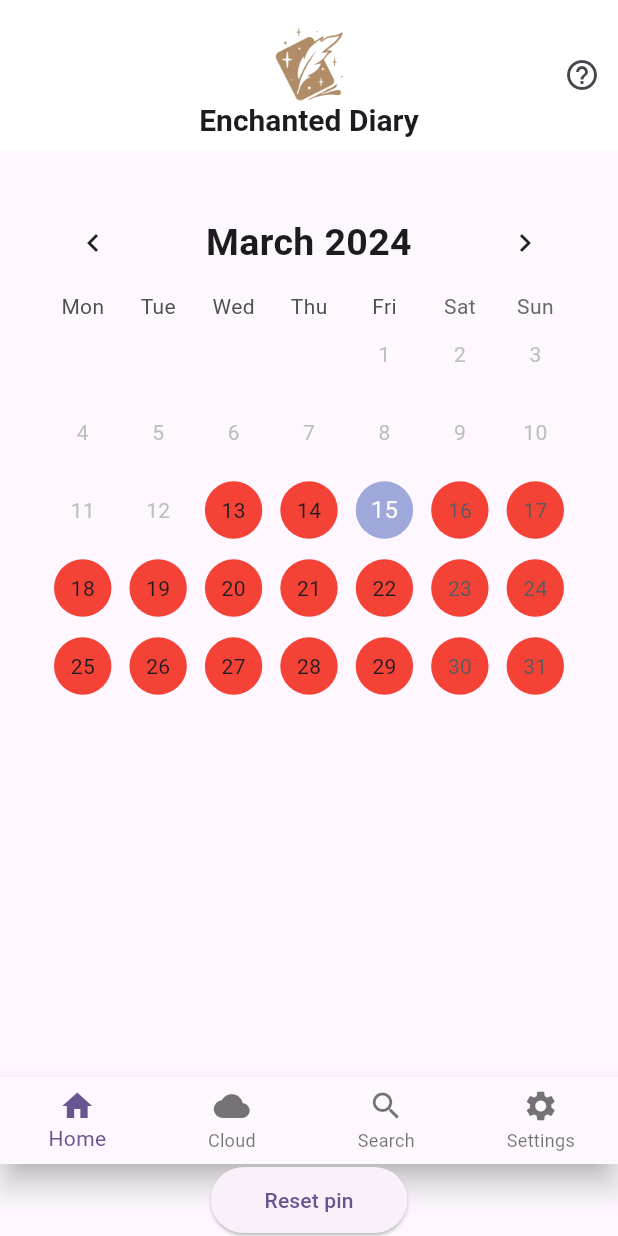
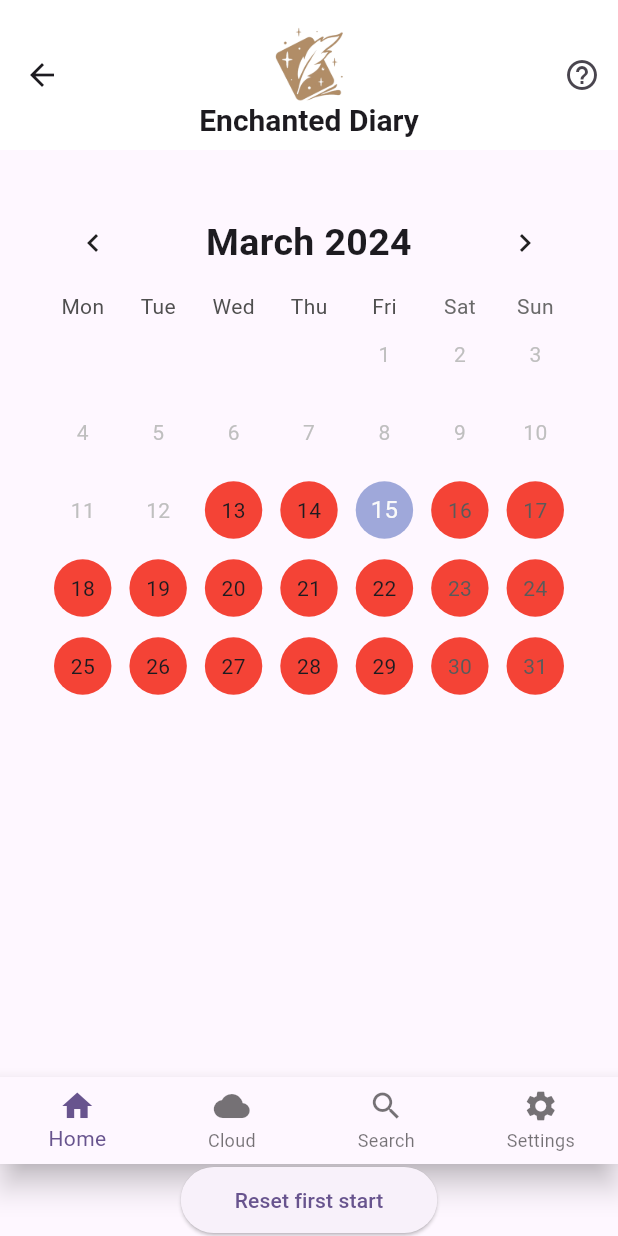
Before and after one commit to iwizy59/enchanteddiary, a Flutter app: the CalendarPage screen opened directly, on a phone screen of 412 x 824 dp. Run offline on Flutter 3.47's test engine with Material 3 defaults, Android fonts, the phone set to English and light mode, and no system bars; drawn by our look-alikes of table_calendar; our stand-ins replace dots_indicator, shared_preferences; accounts and stored records are empty; Roboto replaces fonts that are missing (Poppins).

Commit message:
correction format de date pour afficher de manière littérale, correction redirection home footer vers calendar page

```diff
--- a/lib/calendar/calendar_page.dart
+++ b/lib/calendar/calendar_page.dart
@@ -38,7 +38,7 @@ class CalendarPage extends StatelessWidget {
 
     }, child: Padding(
               padding: const EdgeInsets.all(12.0),
-              child: Text("Reset pin"),
+              child: Text("Reset first start"),
             ),
     ),
     ),
--- a/lib/footer.dart
+++ b/lib/footer.dart
@@ -1,4 +1,4 @@
-import 'package:enchanteddiary/main.dart';
+import 'package:enchanteddiary/calendar/calendar_page.dart';
 import 'package:flutter/material.dart';
 import 'package:enchanteddiary/settings.dart';
 import 'package:enchanteddiary/cloud_page.dart';
@@ -20,7 +20,7 @@ class _FooterState extends State<Footer> {
     switch (index) {
       case 0:
         Navigator.push(
-            context, MaterialPageRoute(builder: (context) => MyApp()));
+            context, MaterialPageRoute(builder: (context) => CalendarPage()));
         break;
       case 1:
         Navigator.push(
```
Also changed, not shown: lib/add_entry/add_entry.dart (+11 -1 lines).
